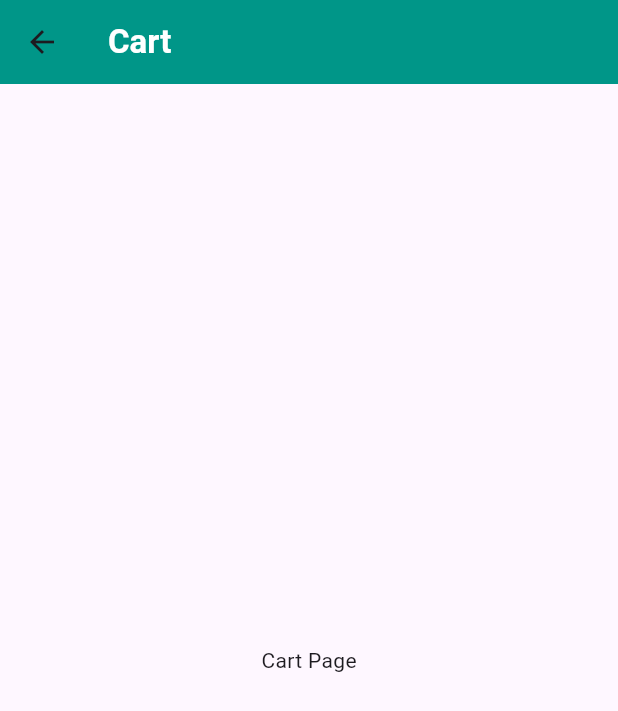
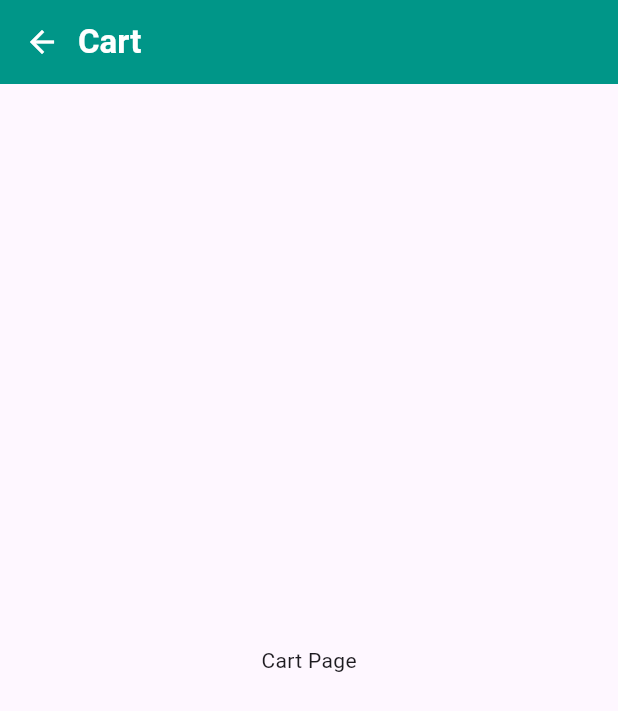
Before and after one commit to HanuShashwat/Grocery-Ecomm-Rebuild, a Flutter app: the CartPage screen opened directly, on a phone screen of 412 x 824 dp. Shown: the top 711 px of the screen. Run offline on Flutter 3.47's test engine with Material 3 defaults, Android fonts, the phone set to English and light mode, and no system bars; our stand-ins replace bloc, flutter_bloc.

Commit message:
feat(cart_page): add icon theme and adjust title spacing in app bar

```diff
--- a/lib/features/cart/ui/cart_page.dart
+++ b/lib/features/cart/ui/cart_page.dart
@@ -13,6 +13,8 @@ class _CartPageState extends State<CartPage> {
     return Scaffold(
       appBar: AppBar(
         backgroundColor: Colors.teal,
+        iconTheme: IconThemeData(color: Colors.white),
+        titleSpacing: -4,
         title: Text(
           'Cart',
           style: TextStyle(color: Colors.white, fontWeight: FontWeight.w600),
```
